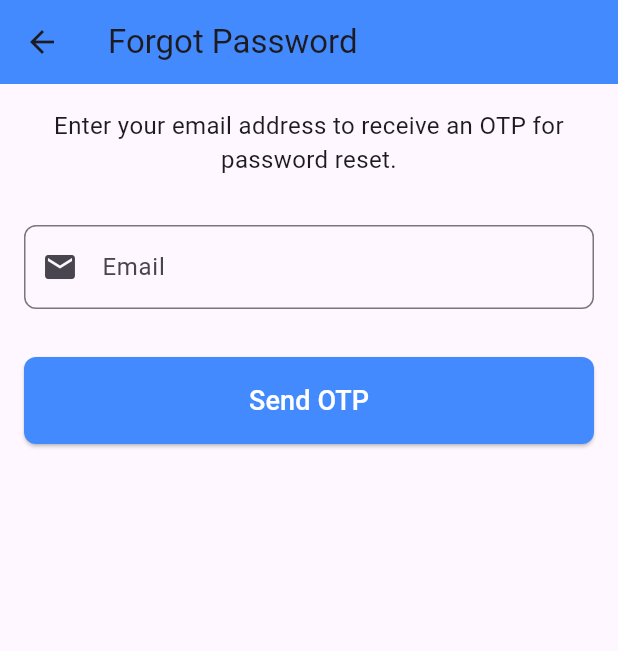
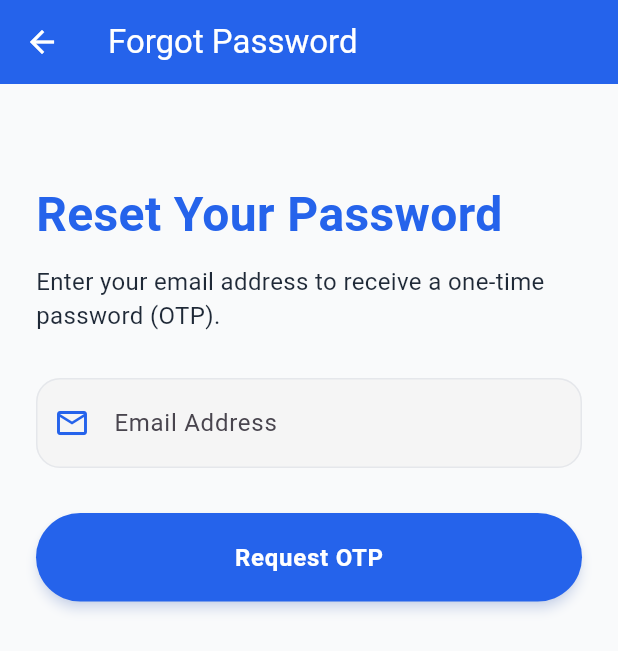
Before and after one commit to ridaprojectppkd/absensi_project, a Flutter app: the screen it shows after launch, after a tap on "Forgot Password?", on a phone screen of 412 x 824 dp. Shown: the top 651 px of the screen. Run offline on Flutter 3.47's test engine with Material 3 defaults, Android fonts, the phone set to English and light mode, and no system bars; our stand-ins replace fl_chart, geocoding, geolocator, image_picker, shared_preferences; accounts and stored records are empty.

Commit message:
solve reset password

```diff
--- a/lib/main.dart
+++ b/lib/main.dart
@@ -6,7 +6,7 @@ import 'package:absensi_project/screens/buttom_navigator_bar.dart';
 import 'package:absensi_project/screens/forgot_password.dart.dart';
 import 'package:absensi_project/screens/reset_password_screen.dart';
 import 'package:absensi_project/screens/splashsceen.dart';
-import 'package:absensi_project/screens/otp_verification_screen.dart';
+
 import 'package:flutter/material.dart';
 
 void main() {
@@ -32,9 +32,11 @@ class MyApp extends StatelessWidget {
         AppRoutes.register: (context) => const RegisterScreen(),
         AppRoutes.main: (context) => MainBottomNavigationBar(),
         AppRoutes.request: (context) => RequestScreen(),
-        AppRoutes.otpVerification: (context) => const OtpVerificationScreen(email: '',),
-        AppRoutes.ForgotPasswordEmail: (context) => const ForgotPasswordEmailScreen(),
-        AppRoutes.resetPassword: (context) => ResetPasswordScreen(email: '', otp: '',)// Pass email and OTP as needed
+      AppRoutes.ForgotPasswordEmail: (context) => const ForgotPasswordScreen(),
+        AppRoutes.resetPasswordWithOtp: (context) {
+          final String email = ModalRoute.of(context)?.settings.arguments as String;
+          return ResetPasswordWithOtpScreen(email: email);
+        },
         // AppRoutes.attendanceList: (context) => AttendanceListScreen(),
         // AppRoutes.report: (context) => const PersonReportScreen(),
         // AppRoutes.profile: (context) => const ProfileScreen(),
--- a/lib/routes/app_routes.dart
+++ b/lib/routes/app_routes.dart
@@ -11,7 +11,8 @@ class AppRoutes {
   static const personReport = '/report/person';
   static const profile = '/profile';
   static const resetPassword = '/reset_password';
-  static const otpVerification = '/otp_verification';
+  static const resetPasswordWithOtp = '/reset_password_with_otp';
+
   static const ForgotPasswordEmail = '/forgot_password_email';
   // The following routes are removed as they are now managed internally by MainScreen's IndexedStack
   // static const report = '/report';
--- a/lib/screens/forgot_password.dart.dart
+++ b/lib/screens/forgot_password.dart.dart
@@ -1,22 +1,67 @@
-// lib/screens/auth/forgot_password_email_screen.dart
-import 'package:absensi_project/screens/otp_verification_screen.dart';
-// Import the OTP screen
+
+import 'package:absensi_project/constants/app_colors.dart';
+import 'package:absensi_project/constants/app_style.dart';
+import 'package:absensi_project/routes/app_routes.dart';
 import 'package:absensi_project/services/api_services.dart';
+import 'package:absensi_project/widgets/custom_input_field.dart';
+import 'package:absensi_project/widgets/primary_button.dart';
+
 import 'package:flutter/material.dart';
-import 'package:absensi_project/models/app_model.dart'; // Assuming ApiResponse is here
 
-class ForgotPasswordEmailScreen extends StatefulWidget {
-  const ForgotPasswordEmailScreen({Key? key}) : super(key: key);
+class ForgotPasswordScreen extends StatefulWidget {
+  const ForgotPasswordScreen({super.key});
 
   @override
-  State<ForgotPasswordEmailScreen> createState() => _ForgotPasswordEmailScreenState();
+  State<ForgotPasswordScreen> createState() => _ForgotPasswordScreenState();
 }
 
-class _ForgotPasswordEmailScreenState extends State<ForgotPasswordEmailScreen> {
+class _ForgotPasswordScreenState extends State<ForgotPasswordScreen> {
   final TextEditingController _emailController = TextEditingController();
   final ApiService _apiService = ApiService();
   bool _isLoading = false;
-  String? _errorMessage;
+
+  Future<void> _requestOtp() async {
+    if (_emailController.text.isEmpty || !_emailController.text.contains('@')) {
+      _showSnackBar('Please enter a valid email address.');
+      return;
+    }
+
+    setState(() {
+      _isLoading = true;
+    });
+
+    final String email = _emailController.text.trim();
+    final response = await _apiService.forgotPassword(email: email);
+
+    setState(() {
+      _isLoading = false;
+    });
+
+    if (response.statusCode == 200) {
+      _showSnackBar(response.message);
+      if (mounted) {
+        Navigator.pushNamed(
+          context,
+          AppRoutes.resetPasswordWithOtp,
+          arguments: email, // Pass the email to the next screen
+        );
+      }
+    } else {
+      String errorMessage = response.message;
+      if (response.errors != null) {
+        response.errors!.forEach((key, value) {
+          errorMessage += '\n$key: ${(value as List).join(', ')}';
+        });
+      }
+      _showSnackBar(errorMessage);
+    }
+  }
+
+  void _showSnackBar(String message) {
+    ScaffoldMessenger.of(
+      context,
+    ).showSnackBar(SnackBar(content: Text(message)));
+  }
 
   @override
   void dispose() {
@@ -24,106 +69,50 @@ class _ForgotPasswordEmailScreenState extends State<ForgotPasswordEmailScreen> {
     super.dispose();
   }
 
-  Future<void> _sendOtp() async {
-    setState(() {
-      _isLoading = true;
-      _errorMessage = null;
-    });
-
-    final String email = _emailController.text.trim();
-
-    if (email.isEmpty || !email.contains('@')) {
-      setState(() {
-        _errorMessage = 'Please enter a valid email address.';
-        _isLoading = false;
-      });
-      return;
-    }
-
-    final ApiResponse<void> response = await _apiService.forgotPassword(email: email);
-
-    setState(() {
-      _isLoading = false;
-    });
-
-    if (response.statusCode == 200) {
-      ScaffoldMessenger.of(context).showSnackBar(
-        SnackBar(content: Text(response.message ?? 'OTP sent to your email!')),
-      );
-      // Navigate to the OTP verification screen
-      Navigator.push(
-        context,
-        MaterialPageRoute(
-          builder: (context) => OtpVerificationScreen(email: email),
-        ),
-      );
-    } else {
-      setState(() {
-        _errorMessage = response.message ?? 'Failed to send OTP. Please try again.';
-        if (response.errors != null && response.errors!.isNotEmpty) {
-          // Display the first error message from the backend validation
-          _errorMessage = response.errors!.values.first[0];
-        }
-      });
-    }
-  }
-
   @override
   Widget build(BuildContext context) {
     return Scaffold(
+      backgroundColor: AppColors.background,
       appBar: AppBar(
         title: const Text('Forgot Password'),
-        backgroundColor: Colors.blueAccent,
+        backgroundColor: AppColors.primary,
+        foregroundColor: Colors.white,
       ),
-      body: Padding(
-        padding: const EdgeInsets.all(16.0),
+      body: SingleChildScrollView(
+        padding: const EdgeInsets.all(24.0),
         child: Column(
-          crossAxisAlignment: CrossAxisAlignment.stretch,
+          crossAxisAlignment: CrossAxisAlignment.start,
           children: [
+            const SizedBox(height: 40),
+            const Text("Reset Your Password", style: AppTextStyles.heading),
+            const SizedBox(height: 10),
             const Text(
-              'Enter your email address to receive an OTP for password reset.',
-              textAlign: TextAlign.center,
-              style: TextStyle(fontSize: 16),
+              "Enter your email address to receive a one-time password (OTP).",
+              style: AppTextStyles.normal,
             ),
-            const SizedBox(height: 32),
-            TextField(
+            const SizedBox(height: 30),
+            CustomInputField(
               controller: _emailController,
+              hintText: 'Email',
+              labelText: 'Email Address',
+              icon: Icons.email_outlined,
               keyboardType: TextInputType.emailAddress,
-              decoration: InputDecoration(
-                labelText: 'Email',
-                border: OutlineInputBorder(
-                  borderRadius: BorderRadius.circular(8),
-                ),
-                prefixIcon: const Icon(Icons.email),
-              ),
+              customValidator: (value) {
+                if (value == null || value.isEmpty) {
+                  return 'Email cannot be empty';
+                }
+                if (!value.contains('@')) {
+                  return 'Please enter a valid email address';
+                }
+                return null;
+              },
             ),
-            if (_errorMessage != null)
-              Padding(
-                padding: const EdgeInsets.only(top: 16.0),
-                child: Text(
-                  _errorMessage!,
-                  style: const TextStyle(color: Colors.red, fontSize: 14),
-                  textAlign: TextAlign.center,
-                ),
-              ),
-            const SizedBox(height: 32),
-            ElevatedButton(
-              onPressed: _isLoading ? null : _sendOtp,
-              style: ElevatedButton.styleFrom(
-                padding: const EdgeInsets.symmetric(vertical: 16),
-                shape: RoundedRectangleBorder(
-                  borderRadius: BorderRadius.circular(8),
-                ),
-                backgroundColor: Colors.blueAccent,
-                foregroundColor: Colors.white,
-              ),
-              child: _isLoading
-                  ? const CircularProgressIndicator(color: Colors.white)
-                  : const Text(
-                      'Send OTP',
-                      style: TextStyle(fontSize: 18),
-                    ),
-            ),
+            const SizedBox(height: 30),
+            _isLoading
+                ? const Center(
+                    child: CircularProgressIndicator(color: AppColors.primary),
+                  )
+                : PrimaryButton(label: 'Request OTP', onPressed: _requestOtp),
           ],
         ),
       ),
--- a/lib/services/api_services.dart
+++ b/lib/services/api_services.dart
@@ -1,6 +1,8 @@
 // lib/services/api_service.dart
 import 'dart:convert';
+
 import 'package:absensi_project/models/app_model.dart';
+
 import 'package:http/http.dart' as http;
 import 'package:shared_preferences/shared_preferences.dart';
 
@@ -165,7 +167,7 @@ class ApiService {
     required String email,
     required String otp,
   }) async {
-    final url = Uri.parse('$_baseUrl/forgot-password');
+    final url = Uri.parse('$_baseUrl/verify-otp');
     try {
       final response = await http.post(
         url,
```
Also changed, not shown: lib/screens/otp_verification_screen.dart (deleted, +0 -228 lines), lib/screens/reset_password_screen.dart (+150 -107 lines).
